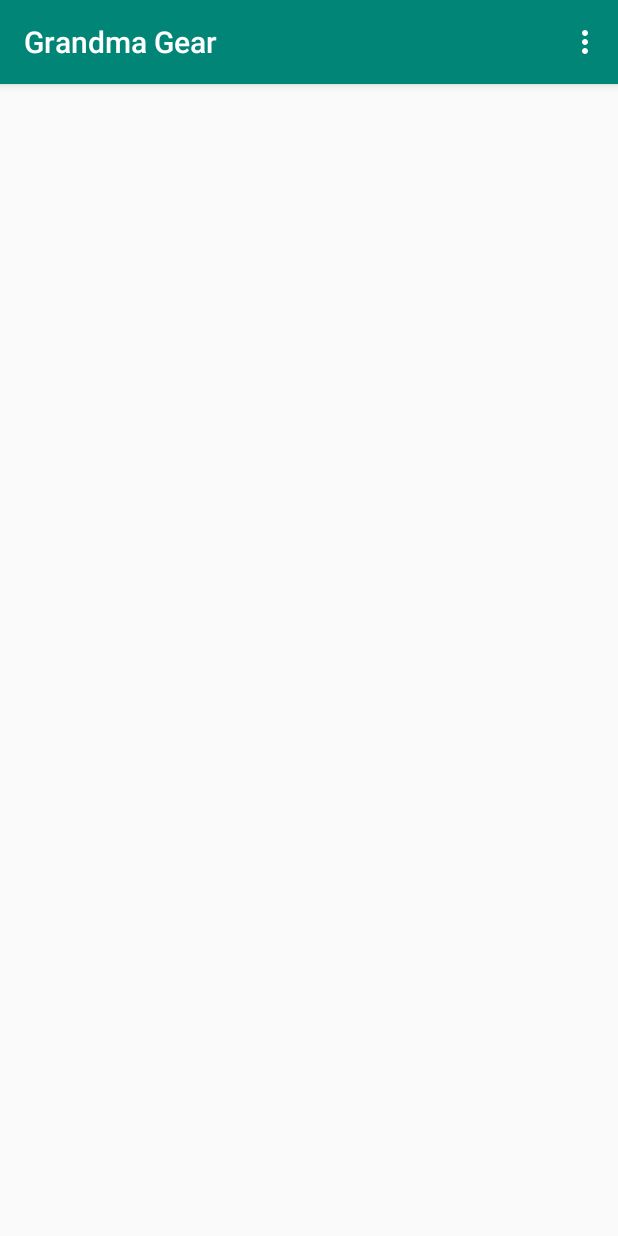
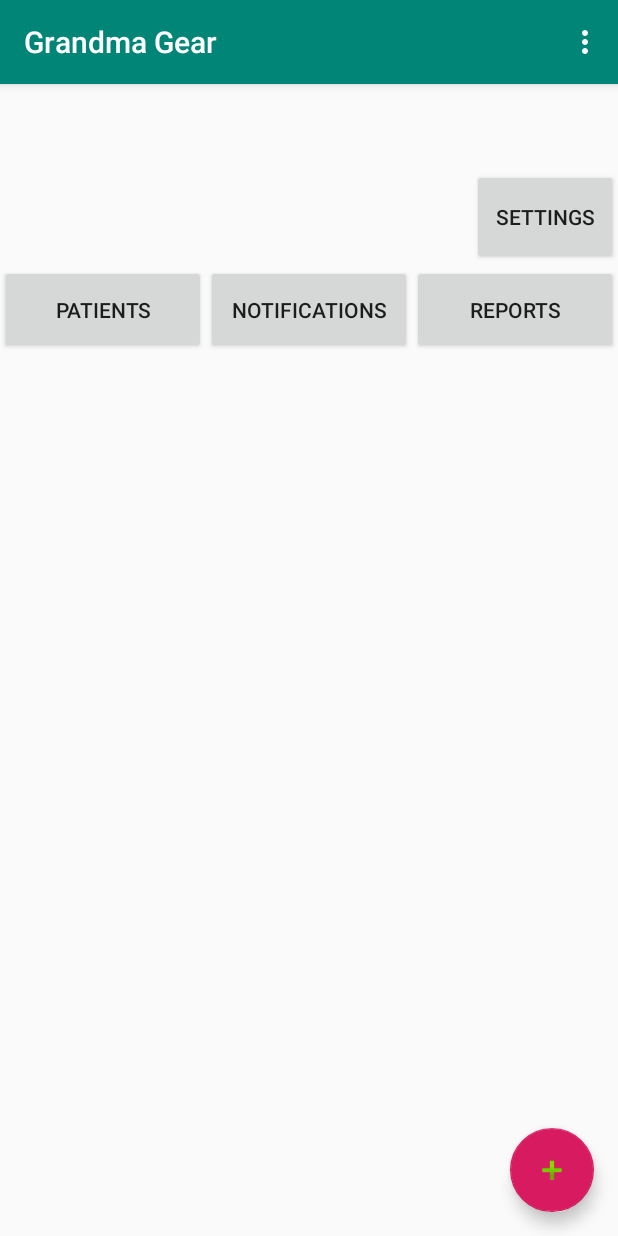
Before and after one commit to Elie-Kh/Grandma-Gear, an Android app: the UserActivity screen opened directly, with no data from a screen before it, on a phone screen of 412 x 824 dp. Run offline under Robolectric (Android 15) with nearby library versions, the phone set to English and light mode, and no system bars; our stand-ins replace Firebase (no records; nobody signed in at launch, a user with empty details on screens opened directly).

Commit message:
Refactored strings. Added fragment for user input.

```diff
--- a/GrandmaGear/app/src/main/java/com/example/grandmagear/LogInActivity.java
+++ b/GrandmaGear/app/src/main/java/com/example/grandmagear/LogInActivity.java
@@ -21,8 +21,6 @@ import com.google.android.gms.tasks.OnCompleteListener;
 import com.google.android.gms.tasks.Task;
 import com.google.firebase.auth.AuthResult;
 import com.google.firebase.auth.FirebaseAuth;
-
-import org.w3c.dom.Text;
 
 public class LogInActivity extends AppCompatActivity {
 
@@ -53,8 +51,8 @@ public class LogInActivity extends AppCompatActivity {
 
     public void setupUI(){
 
-        mEmail = findViewById(R.id.emailLogIn);
-        mPassword = findViewById(R.id.passwordLogIn);
+        mEmail = findViewById(R.id.email_log_in);
+        mPassword = findViewById(R.id.password_log_in);
         mLoginButton = findViewById(R.id.logInButton);
         mLoginProgressBar = findViewById(R.id.loginProgressBar);
         firebaseAuth = FirebaseAuth.getInstance();
--- a/GrandmaGear/app/src/main/java/com/example/grandmagear/UserActivity.java
+++ b/GrandmaGear/app/src/main/java/com/example/grandmagear/UserActivity.java
@@ -2,6 +2,8 @@ package com.example.grandmagear;
 
 import androidx.annotation.NonNull;
 import androidx.appcompat.app.AppCompatActivity;
+import androidx.recyclerview.widget.DividerItemDecoration;
+import androidx.recyclerview.widget.LinearLayoutManager;
 import androidx.recyclerview.widget.RecyclerView;
 
 import android.content.Intent;
@@ -10,32 +12,55 @@ import android.view.Menu;
 import android.view.MenuItem;
 import android.view.View;
 import android.widget.Button;
-import android.widget.EditText;
-import android.widget.ImageView;
-import android.widget.TextView;
 
+import com.google.android.material.floatingactionbutton.FloatingActionButton;
 import com.google.firebase.auth.FirebaseAuth;
+
+import java.util.ArrayList;
 
 public class UserActivity extends AppCompatActivity {
     protected MenuItem mLogout;
     protected FirebaseAuth firebaseAuth;
-
     protected RecyclerView mRecyclerView;
     protected RecyclerViewAdapter mAdapter;
+    protected Button mPatients;
+    protected Button mNotifications;
+    protected Button mReports;
+    protected Button mSettings;
+    protected FloatingActionButton mAddPatient;
+    protected ArrayList<PatientDevice> mPatientsList;
 
 
     @Override
     protected void onCreate(Bundle savedInstanceState) {
         super.onCreate(savedInstanceState);
         setContentView(R.layout.activity_user);
-
         setupUI();
     }
 
     void setupUI(){
-
         firebaseAuth = FirebaseAuth.getInstance();
 
+        mPatients = findViewById(R.id.patients_view_button);
+        mNotifications = findViewById(R.id.notifications_button);
+        mReports = findViewById(R.id.reports_button);
+        mSettings = findViewById(R.id.client_settings_button);
+        mAddPatient = findViewById(R.id.add_patient_button);
+
+        mAddPatient.setOnClickListener(new View.OnClickListener() {
+            @Override
+            public void onClick(View view) {
+                AddPatientFragment patientFrag = new AddPatientFragment();
+                patientFrag.show(getSupportFragmentManager(), "AddPatientFragment");
+            }
+        });
+
+        mRecyclerView = findViewById(R.id.device_recycler);
+        mAdapter = new RecyclerViewAdapter(mPatientsList);
+        mRecyclerView.setAdapter(mAdapter);
+        mRecyclerView.setLayoutManager(new LinearLayoutManager(this));
+        mRecyclerView.addItemDecoration(new DividerItemDecoration(mRecyclerView.getContext(),
+                DividerItemDecoration.VERTICAL));
     }
 
     public void logout(){
--- a/GrandmaGear/app/src/main/res/layout/activity_user.xml
+++ b/GrandmaGear/app/src/main/res/layout/activity_user.xml
@@ -6,9 +6,58 @@
     android:layout_height="match_parent"
     tools:context=".UserActivity">
 
+    <Button
+        android:id="@+id/reports_button"
+        android:layout_width="137dp"
+        android:layout_height="59dp"
+        android:text="@string/reports"
+        app:layout_constraintBottom_toTopOf="@+id/device_recycler"
+        app:layout_constraintStart_toEndOf="@+id/notifications_button"
+        tools:text="Reports" />
+
+    <Button
+        android:id="@+id/notifications_button"
+        android:layout_width="137dp"
+        android:layout_height="59dp"
+        android:text="@string/notifications"
+        app:layout_constraintBottom_toTopOf="@+id/device_recycler"
+        app:layout_constraintStart_toEndOf="@+id/patients_view_button"
+        tools:text="Notifications" />
+
     <androidx.recyclerview.widget.RecyclerView
+        android:id="@+id/device_recycler"
         android:layout_width="match_parent"
         android:layout_height="wrap_content"
+        android:layout_marginTop="180dp"
         app:layout_constraintStart_toStartOf="parent"
         app:layout_constraintTop_toTopOf="parent" />
+
+    <Button
+        android:id="@+id/client_settings_button"
+        android:layout_width="97dp"
+        android:layout_height="64dp"
+        android:text="@string/settings"
+        app:layout_constraintBottom_toTopOf="@+id/reports_button"
+        app:layout_constraintEnd_toEndOf="@+id/device_recycler"
+        tools:text="Settings" />
+
+    <Button
+        android:id="@+id/patients_view_button"
+        android:layout_width="137dp"
+        android:layout_height="59dp"
+        android:text="@string/patients"
+        app:layout_constraintBottom_toTopOf="@+id/device_recycler"
+        app:layout_constraintStart_toStartOf="@+id/device_recycler"
+        tools:text="Patients" />
+
+    <com.google.android.material.floatingactionbutton.FloatingActionButton
+        android:id="@+id/add_patient_button"
+        android:layout_width="wrap_content"
+        android:layout_height="wrap_content"
+        android:layout_marginEnd="16dp"
+        android:layout_marginBottom="16dp"
+        android:clickable="true"
+        app:layout_constraintBottom_toBottomOf="parent"
+        app:layout_constraintEnd_toEndOf="parent"
+        app:srcCompat="@android:drawable/ic_input_add" />
 </androidx.constraintlayout.widget.ConstraintLayout>
--- a/GrandmaGear/app/src/main/res/layout/device_recycler_item.xml
+++ b/GrandmaGear/app/src/main/res/layout/device_recycler_item.xml
@@ -11,6 +11,7 @@
         android:layout_width="wrap_content"
         android:layout_height="wrap_content"
         android:layout_marginStart="8dp"
+        android:text="@string/id_hint"
         app:layout_constraintStart_toEndOf="@+id/patient_image"
         app:layout_constraintTop_toTopOf="@+id/patient_image"
         tools:text="DeviceID" />
```
Also changed, not shown: GrandmaGear/app/src/main/AndroidManifest.xml (+11 -5 lines), GrandmaGear/app/src/main/java/com/example/grandmagear/AddPatientFragment.java (added, +52 -0 lines), GrandmaGear/app/src/main/java/com/example/grandmagear/PatientDevice.java (added, +36 -0 lines), GrandmaGear/app/src/main/java/com/example/grandmagear/RecyclerViewAdapter.java (+15 -9 lines), GrandmaGear/app/src/main/res/layout/activity_log_in.xml (+11 -21 lines), GrandmaGear/app/src/main/res/layout/activity_register.xml (+7 -17 lines), GrandmaGear/app/src/main/res/layout/add_patient_fragment.xml (added, +38 -0 lines), GrandmaGear/app/src/main/res/layout/disclaimer_fragment.xml (+4 -6 lines), GrandmaGear/app/src/main/res/values/strings.xml (+45 -8 lines).
